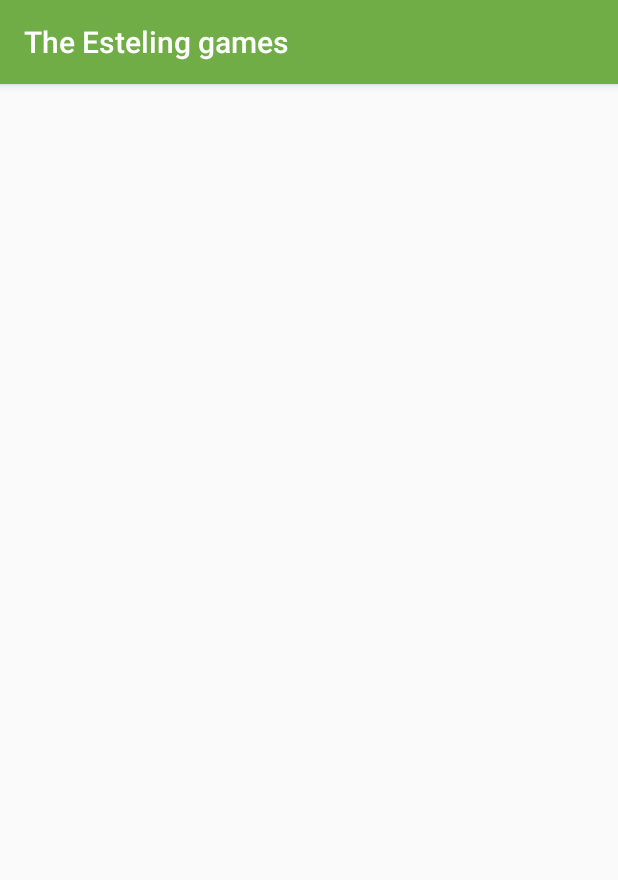
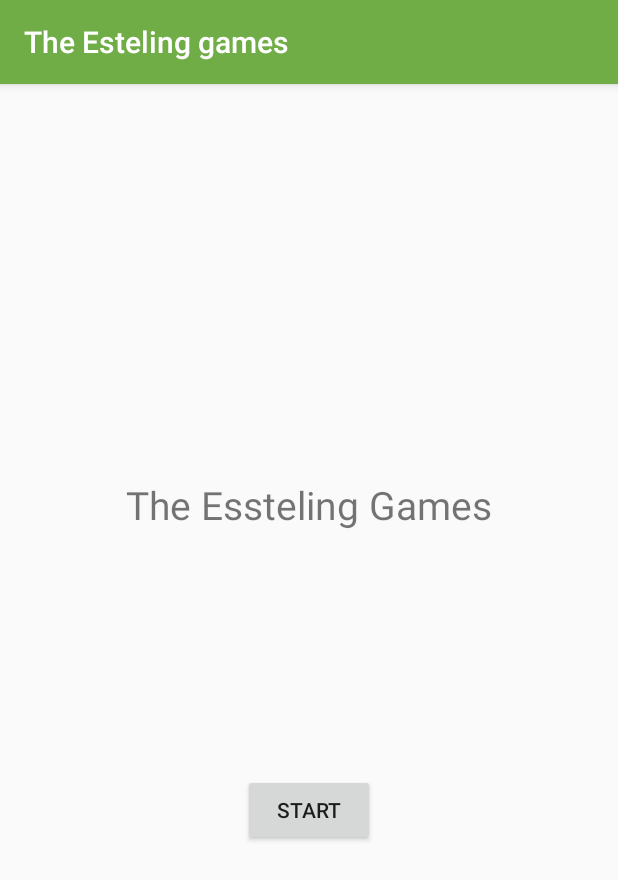
Before and after one commit to shinichihezemans/The-Esteling-games, an Android app: the screen it shows after launch (MainActivity), on a phone screen of 412 x 824 dp. Shown: the top 880 px of the screen. Run offline under Robolectric (Android 15) with nearby library versions, the light colour scheme and no system bars.

Commit message:
Fixing merge errors

```diff
--- a/app/src/main/java/com/example/theestelinggames/MainActivity.java
+++ b/app/src/main/java/com/example/theestelinggames/MainActivity.java
@@ -3,40 +3,36 @@ package com.example.theestelinggames;
 import android.content.DialogInterface;
 import android.content.Intent;
 import android.os.Bundle;
-import android.util.Log;
 import android.view.View;
 import android.widget.Button;
 
 import androidx.appcompat.app.AlertDialog;
 import androidx.appcompat.app.AppCompatActivity;
-import androidx.recyclerview.widget.LinearLayoutManager;
-import androidx.recyclerview.widget.RecyclerView;
-
-import java.util.ArrayList;
 
 public class MainActivity extends AppCompatActivity {
 
     @Override
     protected void onCreate(Bundle savedInstanceState) {
         super.onCreate(savedInstanceState);
-//        setContentView(R.layout.activity_main);
+        setContentView(R.layout.activity_start);
 
-        AlertDialog.Builder builder = new AlertDialog.Builder(this);
+        final AlertDialog.Builder builder = new AlertDialog.Builder(this);
 
-        final Button button = findViewById(R.id.startButton);
+        final Button button = findViewById(R.id.startScreenButton);
         button.setOnClickListener(new View.OnClickListener() {
             public void onClick(View v) {
                 builder.setMessage(R.string.PopUpText);
                 builder.setPositiveButton(R.string.StartButton, new DialogInterface.OnClickListener() {
                     @Override
                     public void onClick(DialogInterface dialog, int which) {
-
+                        Intent intent = new Intent(this, AssignmentView.class);
+                        startActivity(intent);
                     }
                 });
                 builder.setNegativeButton(R.string.CancelButton, new DialogInterface.OnClickListener() {
                     @Override
                     public void onClick(DialogInterface dialog, int which) {
-                        finish();
+//                        finish();
                     }
                 });
 
--- a/app/src/main/res/layout/activity_main.xml
+++ /dev/null
@@ -1,18 +0,0 @@
-<?xml version="1.0" encoding="utf-8"?>
-<androidx.constraintlayout.widget.ConstraintLayout xmlns:android="http://schemas.android.com/apk/res/android"
-    xmlns:app="http://schemas.android.com/apk/res-auto"
-    xmlns:tools="http://schemas.android.com/tools"
-    android:layout_width="match_parent"
-    android:layout_height="match_parent"
-    tools:context=".MainActivity">
-
-    <TextView
-        android:layout_width="wrap_content"
-        android:layout_height="wrap_content"
-        android:text="Hello World!"
-        app:layout_constraintBottom_toBottomOf="parent"
-        app:layout_constraintLeft_toLeftOf="parent"
-        app:layout_constraintRight_toRightOf="parent"
-        app:layout_constraintTop_toTopOf="parent" />
-
-</androidx.constraintlayout.widget.ConstraintLayout>
--- /dev/null
+++ b/app/src/main/res/layout/activity_start.xml
@@ -0,0 +1,36 @@
+<?xml version="1.0" encoding="utf-8"?>
+<androidx.constraintlayout.widget.ConstraintLayout xmlns:android="http://schemas.android.com/apk/res/android"
+    xmlns:app="http://schemas.android.com/apk/res-auto"
+    xmlns:tools="http://schemas.android.com/tools"
+    android:layout_width="match_parent"
+    android:layout_height="match_parent"
+    tools:context=".MainActivity">
+
+    <Button
+        android:id="@+id/startScreenButton"
+        android:layout_width="wrap_content"
+        android:layout_height="wrap_content"
+        android:layout_marginStart="150dp"
+        android:layout_marginTop="300dp"
+        android:layout_marginEnd="150dp"
+        android:layout_marginBottom="100dp"
+        android:text="@string/StartButton"
+        app:layout_constraintBottom_toBottomOf="parent"
+        app:layout_constraintEnd_toEndOf="parent"
+        app:layout_constraintStart_toStartOf="parent"
+        app:layout_constraintTop_toTopOf="parent" />
+
+    <TextView
+        android:id="@+id/startScreenTextView"
+        android:layout_width="wrap_content"
+        android:layout_height="wrap_content"
+        android:layout_marginStart="150dp"
+        android:layout_marginTop="100dp"
+        android:layout_marginEnd="150dp"
+        android:text="@string/StartSchermText"
+        android:textSize="26sp"
+        app:layout_constraintBottom_toTopOf="@+id/startScreenButton"
+        app:layout_constraintEnd_toEndOf="parent"
+        app:layout_constraintStart_toStartOf="parent"
+        app:layout_constraintTop_toTopOf="parent" />
+</androidx.constraintlayout.widget.ConstraintLayout>
--- a/app/src/main/res/values/strings.xml
+++ b/app/src/main/res/values/strings.xml
@@ -3,4 +3,8 @@
     <string name="title_text">Minigames</string>
     <string name="minigamename_placeholder">minigame Name Placeholder</string>
     <string name="attempts_placeholder">attempts placeholder</string>
+    <string name="StartButton">Start</string>
+    <string name="StartSchermText">The Essteling Games</string>
+    <string name="PopUpText" />
+    <string name="CancelButton">Cancel</string>
 </resources>
```
